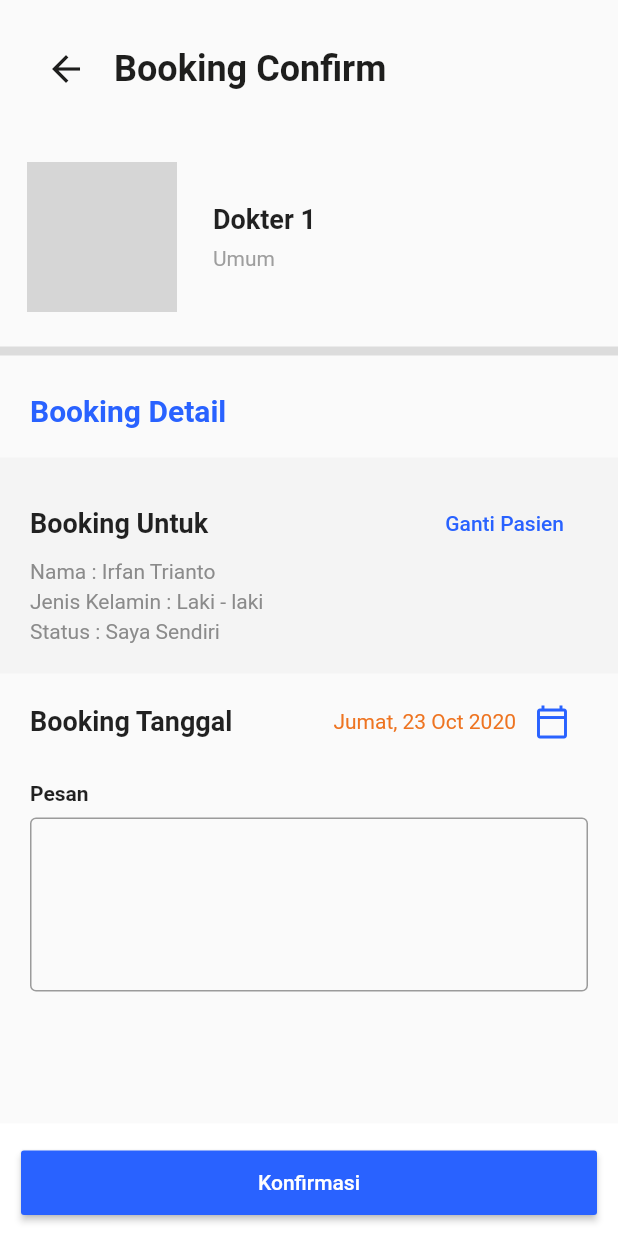
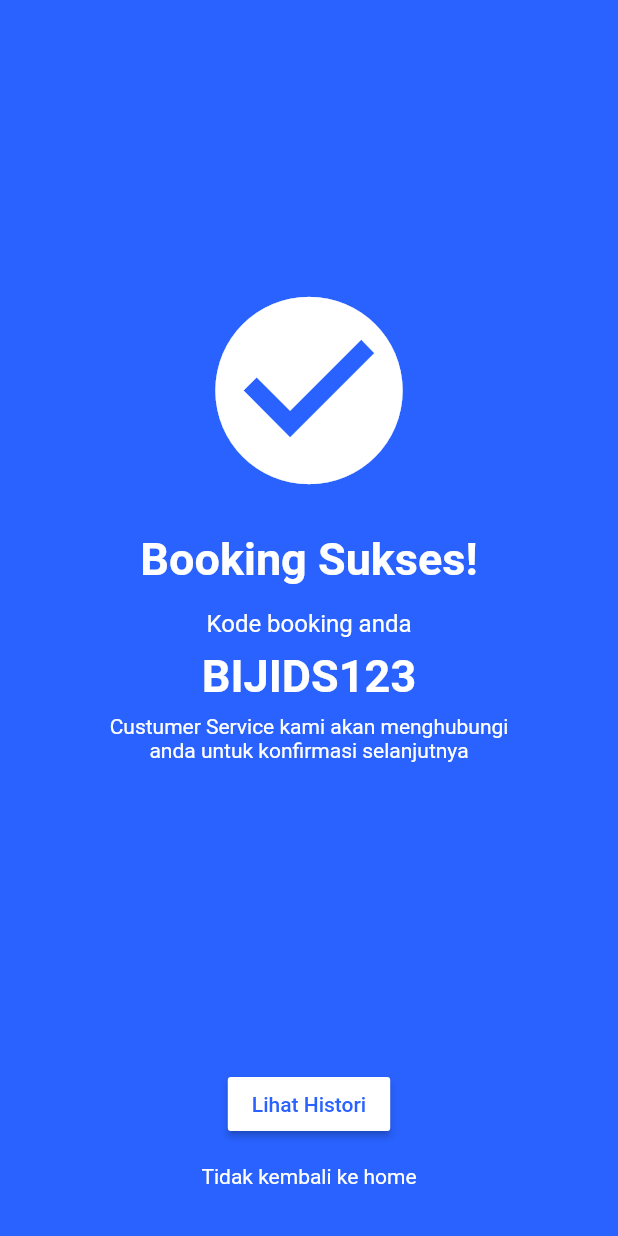
Before and after one commit to RafiIzzatulRizquFaris/healthish, a Flutter app: the DetailBooking screen opened directly, after a tap on "Konfirmasi", on a phone screen of 412 x 824 dp. Run offline on Flutter 3.47's test engine with Material 2 defaults, Android fonts, the phone set to English and light mode, and no system bars; our stand-ins replace badges, carousel_slider, cloud_firestore, curved_navigation_bar, google_maps_flutter, permission_handler; accounts and stored records are empty; network calls fail; grey boxes are pictures that could not be loaded.

Commit message:
add status booking

```diff
--- a/lib/detail_screen/detail_about.dart
+++ b/lib/detail_screen/detail_about.dart
@@ -78,7 +78,7 @@ class DetailAboutState extends State<DetailAbout> {
                 style: TextStyle(
                   color: Constants.blackColor,
                   fontWeight: FontWeight.w800,
-                  fontSize: 28,
+                  fontSize: 24,
                 ),
               ),
             ],
--- a/lib/detail_screen/detail_booking.dart
+++ b/lib/detail_screen/detail_booking.dart
@@ -1,4 +1,5 @@
 import 'package:flutter/material.dart';
+import 'package:healthish/navigation_screen/booking_status.dart';
 
 import '../constants.dart';
 
@@ -179,14 +180,16 @@ class _DetailBookingState extends State<DetailBooking> {
                   SizedBox(
                     height: 16,
                   ),
-                  Text("Pesan", style: TextStyle(fontWeight: FontWeight.w600),),
+                  Text(
+                    "Pesan",
+                    style: TextStyle(fontWeight: FontWeight.w600),
+                  ),
                   SizedBox(
                     height: 8,
                   ),
                   TextFormField(
                     maxLines: 4,
                     decoration: InputDecoration(
-
                       border: OutlineInputBorder(),
                     ),
                   ),
@@ -209,7 +212,10 @@ class _DetailBookingState extends State<DetailBooking> {
           child: RaisedButton(
             textColor: Constants.whiteColor,
             color: Constants.blueColor,
-            onPressed: () {},
+            onPressed: () {
+              Navigator.push(context,
+                  MaterialPageRoute(builder: (context) => BookingStatus()));
+            },
             child: Text('Konfirmasi'),
           ),
         ),
--- a/lib/detail_screen/detail_facility.dart
+++ b/lib/detail_screen/detail_facility.dart
@@ -50,7 +50,7 @@ class DetailFacilityState extends State<DetailFacility> {
                 style: TextStyle(
                   color: Constants.blackColor,
                   fontWeight: FontWeight.bold,
-                  fontSize: 28,
+                  fontSize: 24,
                 ),
               ),
             ],
--- /dev/null
+++ b/lib/navigation_screen/booking_status.dart
@@ -0,0 +1,93 @@
+import 'package:flutter/material.dart';
+import 'package:healthish/constants.dart';
+
+class BookingStatus extends StatefulWidget {
+  BookingStatus({Key key}) : super(key: key);
+
+  @override
+  _BookingStatusState createState() => _BookingStatusState();
+}
+
+class _BookingStatusState extends State<BookingStatus> {
+  @override
+  Widget build(BuildContext context) {
+    return Scaffold(
+      body: Container(
+        height: MediaQuery.of(context).size.height,
+        width: MediaQuery.of(context).size.width,
+        color: Constants.blueColor,
+        child: Column(
+          mainAxisAlignment: MainAxisAlignment.center,
+          children: [
+            Icon(
+              Icons.check_circle,
+              color: Colors.white,
+              size: 150,
+            ),
+            SizedBox(height: 20,),
+            Text(
+              "Booking Sukses!",
+              style: TextStyle(
+                  color: Colors.white,
+                  fontWeight: FontWeight.w600,
+                  fontSize: 30),
+            ),
+            SizedBox(height: 16,),
+            Text(
+              "Kode booking anda",
+              style: TextStyle(color: Colors.white, fontSize: 16),
+            ),
+            SizedBox(height: 8,),
+            Text(
+              "BIJIDS123",
+              style: TextStyle(
+                  color: Colors.white,
+                  fontSize: 30,
+                  fontWeight: FontWeight.w700),
+            ),
+            SizedBox(height: 8,),
+            Container(
+              width: 280,
+              child: Text(
+                "Custumer Service kami akan menghubungi anda untuk konfirmasi selanjutnya",
+                style: TextStyle(color: Colors.white),
+                textAlign: TextAlign.center,
+              ),
+            )
+          ],
+        ),
+      ),
+      bottomNavigationBar: Container(
+        height: 130,
+        color: Constants.blueColor,
+        child: Padding(
+            padding: EdgeInsets.only(
+              top: 18,
+              left: 14,
+              bottom: 14,
+              right: 14,
+            ),
+            child: Column(
+              children: [
+                RaisedButton(
+                  textColor: Constants.blueColor,
+                  color: Constants.whiteColor,
+                  onPressed: () {},
+                  child: Text('Lihat Histori'),
+                ),
+                FlatButton(
+                  textColor: Colors.white,
+                  onPressed: () {
+                    // Respond to button press
+                  },
+                  child: Text(
+                    "Tidak kembali ke home",
+                    style: TextStyle(fontWeight: FontWeight.w400),
+                  ),
+                )
+              ],
+            )),
+      ),
+    );
+  }
+}
```
